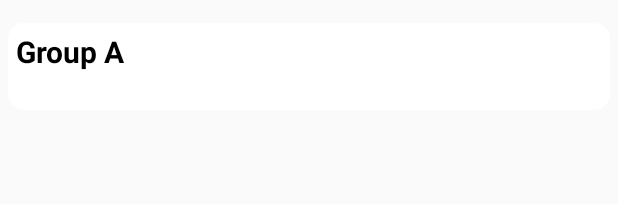
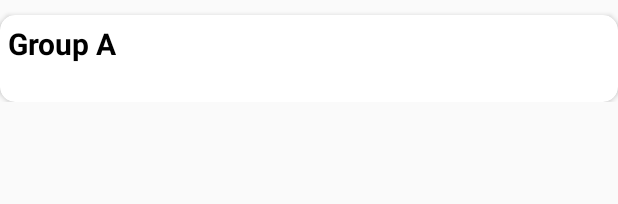
Before and after one commit to hoanglam0869/Euro2020, an Android app: the layout item_group.xml on its own in the app's theme, with its tools: preview values and no code run, on a phone screen of 412 x 824 dp. Shown: the top 204 px of the screen. Run offline under Robolectric (Android 15) with nearby library versions, the phone set to English and light mode, and no system bars.

Commit message:
Euro 2020

```diff
--- a/app/src/main/res/layout/fragment_table.xml
+++ b/app/src/main/res/layout/fragment_table.xml
@@ -3,6 +3,8 @@
     xmlns:tools="http://schemas.android.com/tools"
     android:layout_width="match_parent"
     android:layout_height="match_parent"
+    android:background="#80000000"
+    android:padding="5dp"
     tools:context=".fragment.TableFragment">
 
     <androidx.recyclerview.widget.RecyclerView
--- a/app/src/main/res/layout/item_group.xml
+++ b/app/src/main/res/layout/item_group.xml
@@ -2,8 +2,7 @@
 <LinearLayout xmlns:android="http://schemas.android.com/apk/res/android"
     xmlns:app="http://schemas.android.com/apk/res-auto"
     android:layout_width="match_parent"
-    android:layout_height="wrap_content"
-    android:padding="5dp">
+    android:layout_height="wrap_content">
 
     <androidx.cardview.widget.CardView
         android:layout_width="match_parent"
@@ -31,7 +30,7 @@
                 android:layout_width="match_parent"
                 android:layout_height="wrap_content"
                 android:layout_marginTop="10dp"
-                android:layout_marginBottom="10dp"/>
+                android:layout_marginBottom="10dp" />
         </LinearLayout>
     </androidx.cardview.widget.CardView>
 </LinearLayout>
```
